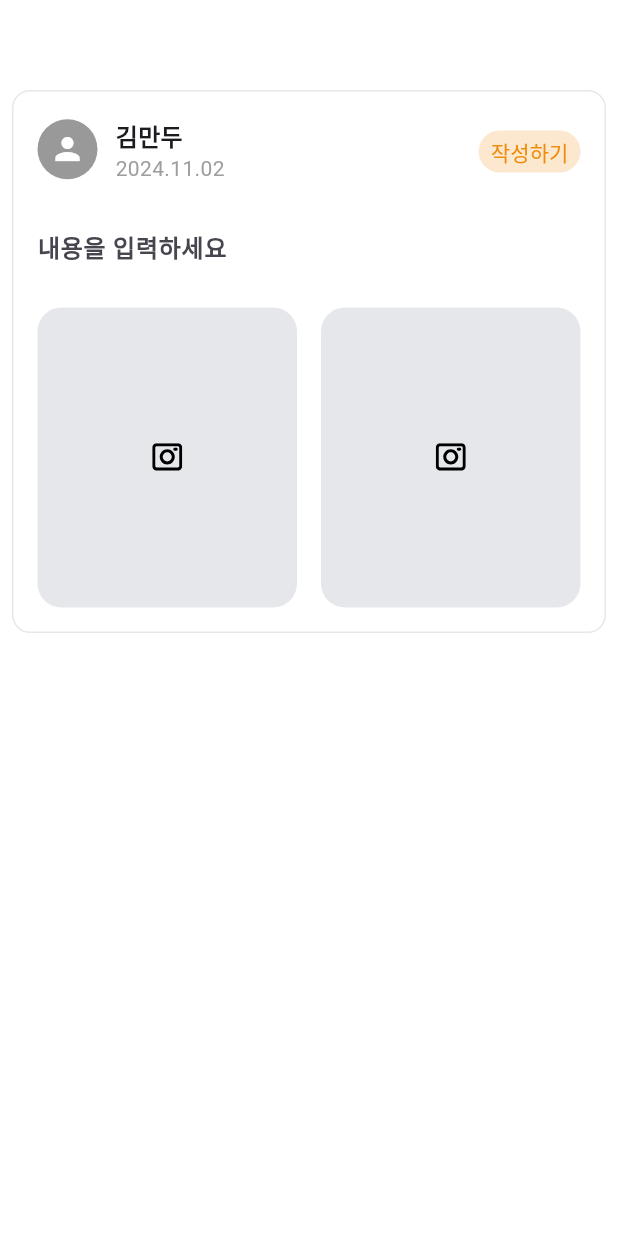
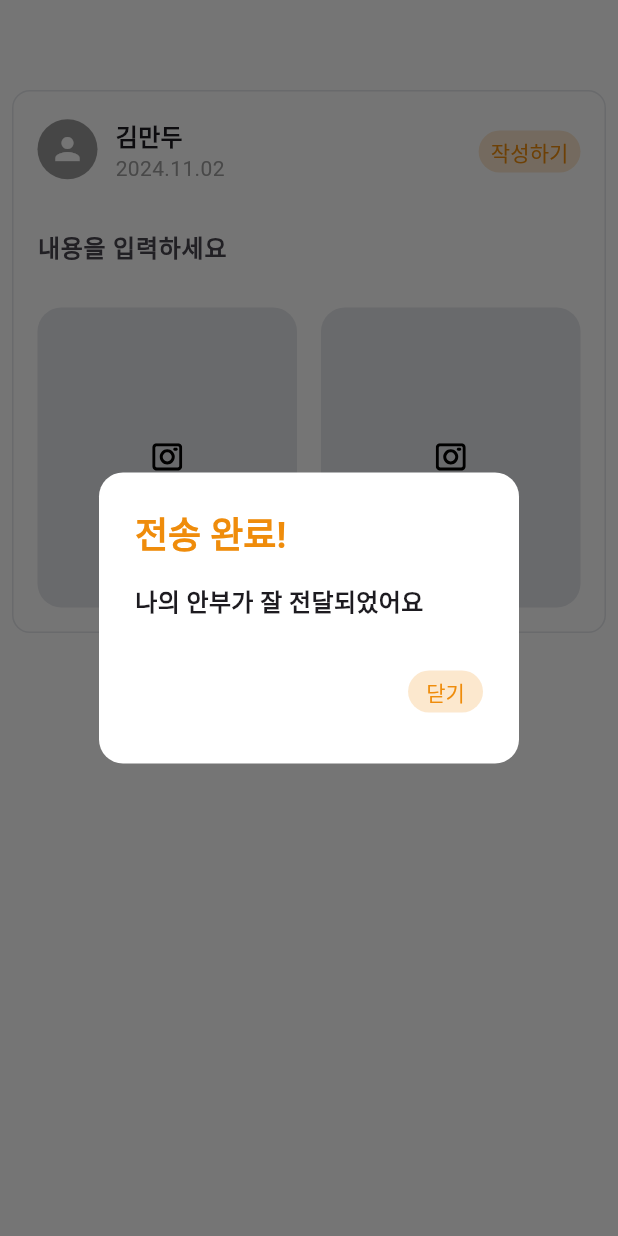
Before and after one commit to Uni-D-HyodoRing/frontend, a Flutter app: the SafetyScreen screen opened directly, after a tap on "작성하기", on a phone screen of 412 x 824 dp. Run offline on Flutter 3.47's test engine with Material 3 defaults, Android fonts, the phone set to English and light mode, and no system bars; our stand-ins replace dio, flutter_svg, image_picker, persistent_bottom_nav_bar_v2, retrofit, smooth_page_indicator and 1 more; generated files the repository leaves out were written again; Roboto replaces fonts that are missing (Pretendard); project files that could hold a hidden picture were left out.

Commit message:
작성하기 버튼

```diff
--- a/lib/ui/common/components/posting_text_field.dart
+++ b/lib/ui/common/components/posting_text_field.dart
@@ -5,17 +5,20 @@ class PostingTextField extends StatelessWidget {
   final ValueChanged<String> onChanged;
   final String hintText;
   final bool isPosting;
+  final TextEditingController? controller;
 
   const PostingTextField({
     super.key,
     required this.onChanged,
     required this.hintText,
     this.isPosting = false,
+    this.controller,
   });
 
   @override
   Widget build(BuildContext context) {
     return TextField(
+      controller: controller,
       style: isPosting ? contentTextStyle : commentTextStyle,
       onChanged: onChanged,
       cursorColor: Colors.black,
--- a/lib/ui/safety/safety_screen.dart
+++ b/lib/ui/safety/safety_screen.dart
@@ -22,12 +22,22 @@ class _SafetyScreenState extends State<SafetyScreen> {
   late ImagePicker fstImagePicker;
   late ImagePicker sndImagePicker;
 
+  late TextEditingController controller;
+
   @override
   void initState() {
     super.initState();
 
     fstImagePicker = ImagePicker();
     sndImagePicker = ImagePicker();
+
+    controller = TextEditingController();
+  }
+
+  @override
+  void dispose() {
+    controller.dispose();
+    super.dispose();
   }
 
   @override
@@ -46,7 +56,51 @@ class _SafetyScreenState extends State<SafetyScreen> {
                 name: "김만두",
                 date: "2024.11.02",
                 button: TextButton(
-                  onPressed: () {},
+                  onPressed: () => showDialog(
+                    context: context,
+                    builder: (context) => AlertDialog(
+                      shape: RoundedRectangleBorder(
+                        borderRadius: BorderRadius.circular(16.0),
+                      ),
+                      insetPadding: const EdgeInsets.all(20.0),
+                      backgroundColor: Colors.white,
+                      title: Text(
+                        "전송 완료!",
+                        style: TextStyle(
+                          color: AppColors.primaryColor,
+                          fontWeight: FontWeight.bold,
+                        ),
+                      ),
+                      content: const Text("나의 안부가 잘 전달되었어요", style: TextStyle(
+                        fontWeight: FontWeight.w600, fontSize: 16.0,
+                      ),),
+                      actions: [
+                        TextButton(
+                          onPressed: () {
+                            Navigator.of(context).pop();
+                            setState(() {
+                              fstImage = null;
+                              scdImage = null;
+                              controller.clear();
+                            });
+                          },
+                          style: TextButton.styleFrom(
+                            backgroundColor:
+                                AppColors.primaryColor.withOpacity(0.2),
+                            padding: const EdgeInsets.symmetric(
+                              horizontal: 12.0,
+                              vertical: 4.0,
+                            ),
+                            minimumSize: Size.zero,
+                          ),
+                          child: Text(
+                            "닫기",
+                            style: TextStyle(color: AppColors.primaryColor, fontWeight: FontWeight.w500),
+                          ),
+                        ),
+                      ],
+                    ),
+                  ),
                   style: TextButton.styleFrom(
                     backgroundColor: AppColors.primaryColor.withOpacity(0.2),
                     padding: const EdgeInsets.symmetric(
@@ -66,6 +120,7 @@ class _SafetyScreenState extends State<SafetyScreen> {
               Padding(
                 padding: const EdgeInsets.symmetric(vertical: 16.0),
                 child: PostingTextField(
+                  controller: controller,
                   onChanged: (value) {},
                   hintText: "내용을 입력하세요",
                   isPosting: true,
@@ -152,7 +207,8 @@ class _SafetyScreenState extends State<SafetyScreen> {
               InkWell(
                 onTap: () async {
                   Navigator.pop(context);
-                  final XFile? image = await (isFirst ? fstImagePicker : sndImagePicker)
+                  final XFile? image =
+                      await (isFirst ? fstImagePicker : sndImagePicker)
                           .pickImage(source: ImageSource.gallery);
                   if (image != null) {
                     setState(() {
@@ -186,7 +242,8 @@ class _SafetyScreenState extends State<SafetyScreen> {
               InkWell(
                 onTap: () async {
                   Navigator.pop(context);
-                  final XFile? image = await (isFirst ? fstImagePicker : sndImagePicker)
+                  final XFile? image =
+                      await (isFirst ? fstImagePicker : sndImagePicker)
                           .pickImage(source: ImageSource.camera);
                   if (image != null) {
                     setState(() {
```
Also changed, not shown: pubspec.lock. Lines whose indentation alone changed are shown as unchanged.
